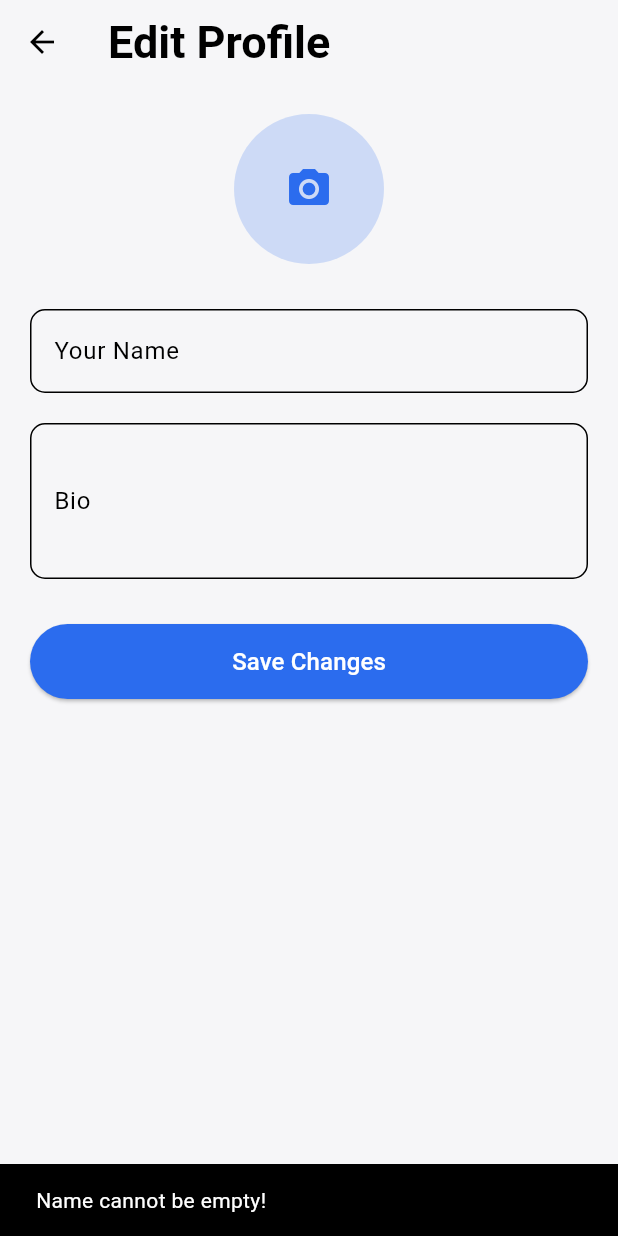
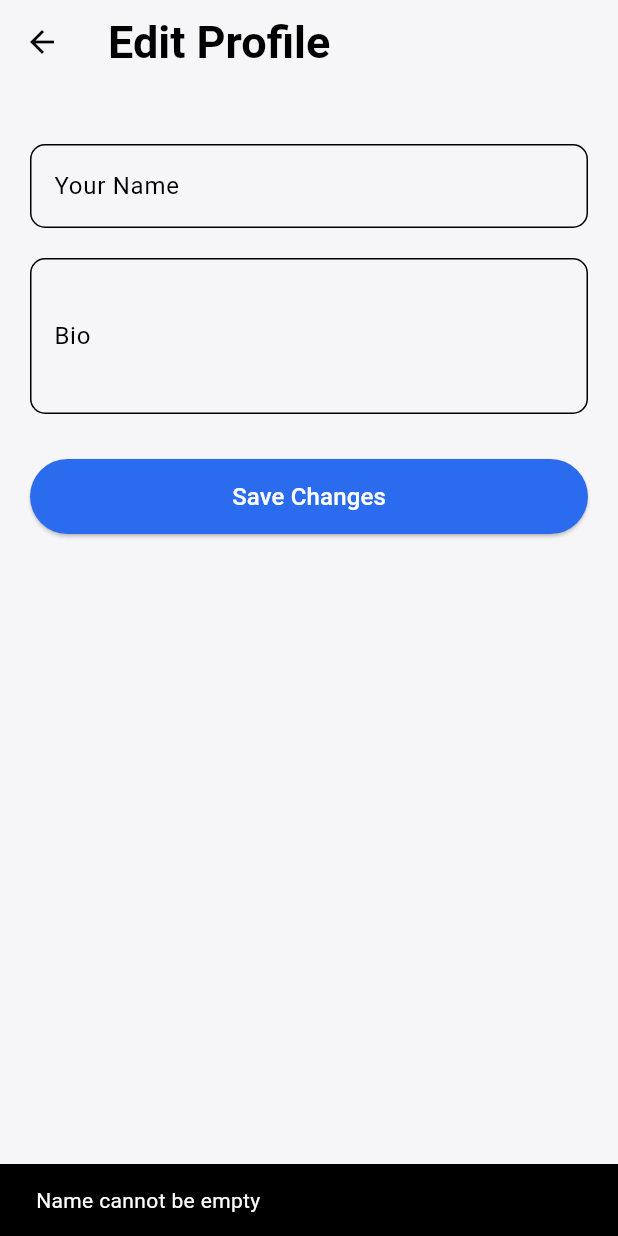
Before and after one commit to vitthalhumbe/Crew, a Flutter app: the EditProfileScreen screen opened directly, after a tap on "Save Changes", on a phone screen of 412 x 824 dp. Run offline on Flutter 3.47's test engine with Material 3 defaults, Android fonts, the phone set to English and light mode, and no system bars; our stand-ins replace cloud_firestore, firebase_auth, firebase_core, image_picker, lucide_icons, shared_preferences; accounts and stored records are empty; network calls fail.

Commit message:
completly removed Avator or profile picture feature

```diff
--- a/lib/ui/crews/crew_leaderboard_tab.dart
+++ b/lib/ui/crews/crew_leaderboard_tab.dart
@@ -51,8 +51,6 @@ class CrewLeaderboardTab extends StatelessWidget {
                             fontWeight: FontWeight.bold,
                           )),
                       const SizedBox(width: 16),
-                      const CircleAvatar(radius: 22),
-                      const SizedBox(width: 14),
                       Expanded(
                         child: Column(
                           crossAxisAlignment: CrossAxisAlignment.start,
--- a/lib/ui/crews/crew_members_tab.dart
+++ b/lib/ui/crews/crew_members_tab.dart
@@ -50,8 +50,6 @@ class CrewMembersTab extends StatelessWidget {
                   ),
                   child: Row(
                     children: [
-                      const CircleAvatar(radius: 22),
-                      const SizedBox(width: 14),
                       Expanded(
                         child: Text(
                           isCaptain ? "$name (Captain)" : name,
--- a/lib/ui/profile/edit_profile_screen.dart
+++ b/lib/ui/profile/edit_profile_screen.dart
@@ -1,21 +1,16 @@
-import 'dart:io';
-import 'dart:convert';
 import 'package:cloud_firestore/cloud_firestore.dart';
 import 'package:firebase_auth/firebase_auth.dart';
 import 'package:flutter/material.dart';
-import 'package:image_picker/image_picker.dart';
 import 'package:shared_preferences/shared_preferences.dart';
 
 class EditProfileScreen extends StatefulWidget {
   final String currentName;
   final String currentBio;
-  final String currentAvatarUrl; // base64 string
 
   const EditProfileScreen({
     super.key,
     required this.currentName,
     required this.currentBio,
-    required this.currentAvatarUrl,
   });
 
   @override
@@ -26,32 +21,11 @@ class _EditProfileScreenState extends State<EditProfileScreen> {
   late TextEditingController nameController;
   late TextEditingController bioController;
 
-  File? newAvatarFile;
-  String avatarBase64 = ""; // safe storage
-
   @override
   void initState() {
     super.initState();
     nameController = TextEditingController(text: widget.currentName);
     bioController = TextEditingController(text: widget.currentBio);
-    avatarBase64 = widget.currentAvatarUrl; // may be empty
-  }
-
-  Future<void> pickAvatar() async {
-    final picker = ImagePicker();
-    final picked = await picker.pickImage(
-      source: ImageSource.gallery,
-      imageQuality: 55, // compress to make Base64 small
-    );
-
-    if (picked != null) {
-      newAvatarFile = File(picked.path);
-
-      final bytes = await newAvatarFile!.readAsBytes();
-      setState(() {
-        avatarBase64 = base64Encode(bytes); // safe forever
-      });
-    }
   }
 
   Future<void> saveProfile() async {
@@ -63,64 +37,36 @@ class _EditProfileScreenState extends State<EditProfileScreen> {
 
     if (name.isEmpty) {
       ScaffoldMessenger.of(context).showSnackBar(
-        const SnackBar(content: Text("Name cannot be empty!")),
+        const SnackBar(content: Text("Name cannot be empty")),
       );
       return;
     }
 
-
     await FirebaseFirestore.instance.collection("users").doc(user.uid).set({
       "name": name,
       "bio": bio,
-      "avatarBase64": avatarBase64, // SAFE value
     }, SetOptions(merge: true));
 
     SharedPreferences prefs = await SharedPreferences.getInstance();
     prefs.setString("user_name", name);
     prefs.setString("user_bio", bio);
-    prefs.setString("user_avatar", avatarBase64); // SAFE local save
 
-    Navigator.pop(context, true); // return success
+    Navigator.pop(context, true);
   }
 
-  // -------------------------------------------------------------------
   @override
   Widget build(BuildContext context) {
     final theme = Theme.of(context);
 
-    ImageProvider? avatarProvider;
-    if (avatarBase64.isNotEmpty) {
-      try {
-        avatarProvider = MemoryImage(base64Decode(avatarBase64));
-      } catch (_) {
-        avatarProvider = null;
-      }
-    }
-
     return Scaffold(
-      appBar: AppBar(title: const Text("Edit Profile")),
+      appBar: AppBar(
+        title: const Text("Edit Profile"),
+      ),
       body: SingleChildScrollView(
         padding: const EdgeInsets.all(20),
         child: Column(
           children: [
-
-            GestureDetector(
-              onTap: pickAvatar,
-              child: CircleAvatar(
-                radius: 50,
-                backgroundColor: theme.colorScheme.primary.withOpacity(0.2),
-                backgroundImage: avatarProvider,
-                child: avatarProvider == null
-                    ? Icon(
-                        Icons.camera_alt,
-                        size: 32,
-                        color: theme.colorScheme.primary,
-                      )
-                    : null,
-              ),
-            ),
-
-            const SizedBox(height: 30),
+            const SizedBox(height: 20),
 
             TextField(
               controller: nameController,
--- a/lib/ui/profile/settings_screen.dart
+++ b/lib/ui/profile/settings_screen.dart
@@ -77,7 +77,6 @@ class _SettingsScreenState extends State<SettingsScreen> {
       MaterialPageRoute(builder: (_) => EditProfileScreen(
         currentName: "",
         currentBio: "",
-        currentAvatarUrl: "",
       )),
     );
   },
```
Also changed, not shown: lib/ui/auth/create_account_screen.dart (+0 -45 lines), lib/ui/profile/profile_screen.dart (+15 -47 lines).
